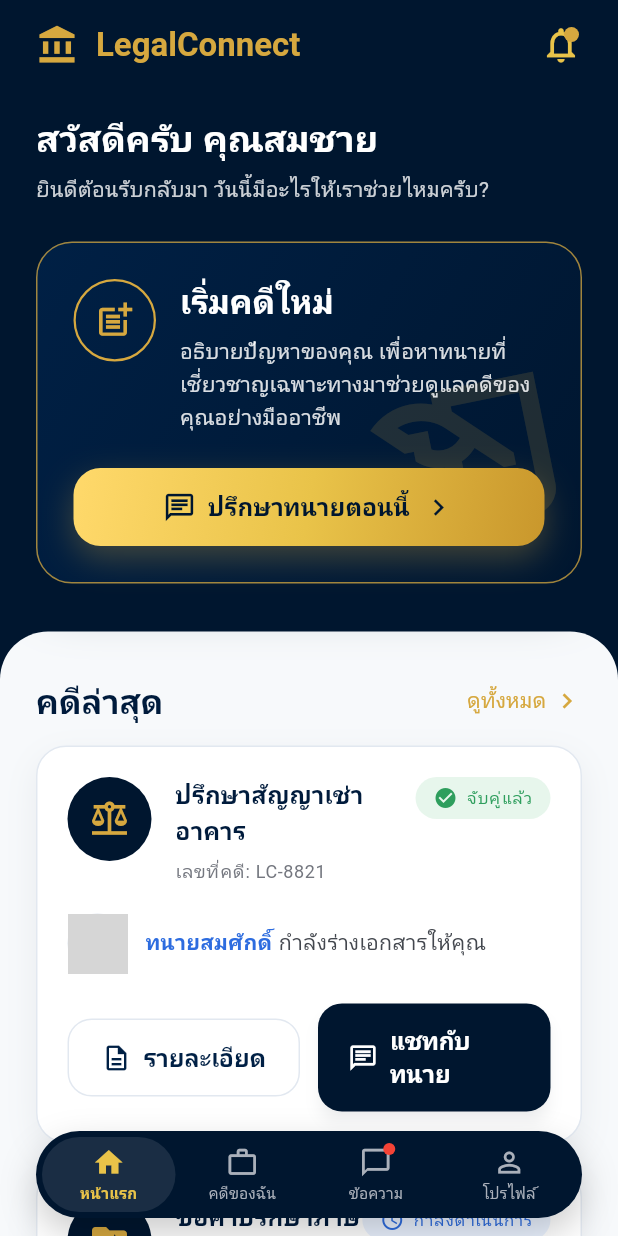
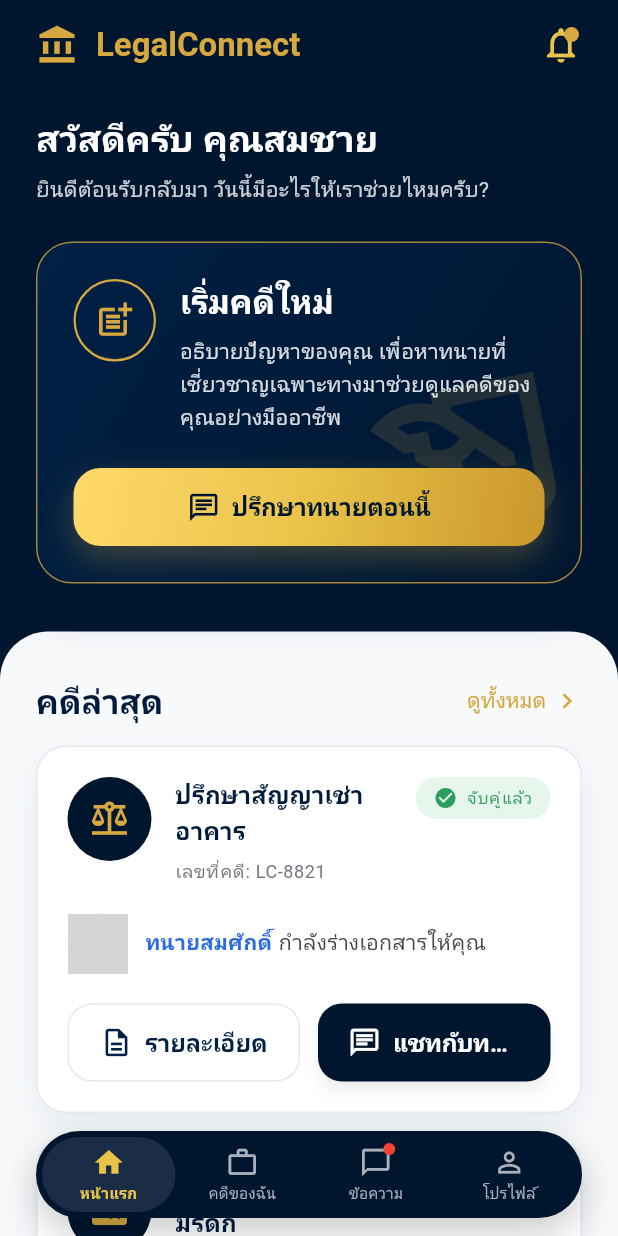
Before and after one commit to far555na/Attornium, a Flutter app: the screen it shows after launch, on a phone screen of 412 x 824 dp. Run offline on Flutter 3.47's test engine with Material 3 defaults, Android fonts, the phone set to English and light mode, and no system bars; our stand-ins replace flutter_riverpod, freezed_annotation, go_router, google_fonts, riverpod_annotation; generated files the repository leaves out were written again; network calls fail; grey boxes are pictures that could not be loaded.

Commit message:
feat: define shared widgets and use it

```diff
--- /dev/null
+++ b/lib/core/widgets/app_button.dart
@@ -0,0 +1,136 @@
+import 'package:flutter/material.dart';
+import '../theme/app_colors.dart';
+import '../theme/app_spacing.dart';
+import '../theme/app_theme.dart';
+
+enum AppButtonVariant { primary, secondary, outlined, text }
+
+class AppButton extends StatelessWidget {
+  final String text;
+  final VoidCallback? onPressed;
+  final AppButtonVariant variant;
+  final bool isLoading;
+  final IconData? icon;
+  final bool isFullWidth;
+
+  const AppButton({
+    super.key,
+    required this.text,
+    required this.onPressed,
+    this.variant = AppButtonVariant.primary,
+    this.isLoading = false,
+    this.icon,
+    this.isFullWidth = true,
+  });
+
+  const AppButton.primary({
+    super.key,
+    required this.text,
+    required this.onPressed,
+    this.isLoading = false,
+    this.icon,
+    this.isFullWidth = true,
+  }) : variant = AppButtonVariant.primary;
+
+  const AppButton.secondary({
+    super.key,
+    required this.text,
+    required this.onPressed,
+    this.isLoading = false,
+    this.icon,
+    this.isFullWidth = true,
+  }) : variant = AppButtonVariant.secondary;
+
+  const AppButton.outlined({
+    super.key,
+    required this.text,
+    required this.onPressed,
+    this.isLoading = false,
+    this.icon,
+    this.isFullWidth = true,
+  }) : variant = AppButtonVariant.outlined;
+
+  const AppButton.text({
+    super.key,
+    required this.text,
+    required this.onPressed,
+    this.isLoading = false,
+    this.icon,
+    this.isFullWidth = true,
+  }) : variant = AppButtonVariant.text;
+
+  @override
+  Widget build(BuildContext context) {
+    Widget buttonChild = Row(
+      mainAxisSize: isFullWidth ? MainAxisSize.max : MainAxisSize.min,
+      mainAxisAlignment: MainAxisAlignment.center,
+      children: [
+        if (isLoading) ...[
+          SizedBox(
+            width: 20,
+            height: 20,
+            child: CircularProgressIndicator(
+              strokeWidth: 2.5,
+              color: _getLoadingColor(),
+            ),
+          ),
+          const SizedBox(width: AppSpacing.sm),
+        ] else if (icon != null) ...[
+          Icon(icon, size: 22),
+          const SizedBox(width: AppSpacing.sm),
+        ],
+        Flexible(child: Text(text, overflow: TextOverflow.ellipsis)),
+      ],
+    );
+
+    switch (variant) {
+      case AppButtonVariant.primary:
+        return ElevatedButton(
+          onPressed: isLoading ? null : onPressed,
+          child: buttonChild,
+        );
+      case AppButtonVariant.secondary:
+        return Container(
+          decoration: AttorniumTheme.goldButton,
+          child: ElevatedButton(
+            onPressed: isLoading ? null : onPressed,
+            style: ElevatedButton.styleFrom(
+              backgroundColor: Colors.transparent,
+              shadowColor: Colors.transparent,
+              foregroundColor: AppColors.navy900,
+            ),
+            child: buttonChild,
+          ),
+        );
+      case AppButtonVariant.outlined:
+        return OutlinedButton(
+          onPressed: isLoading ? null : onPressed,
+          child: buttonChild,
+        );
+      case AppButtonVariant.text:
+        return TextButton(
+          onPressed: isLoading ? null : onPressed,
+          style: TextButton.styleFrom(
+            padding: const EdgeInsets.symmetric(
+              horizontal: AppSpacing.lg,
+              vertical: 14,
+            ),
+            textStyle: Theme.of(context).textTheme.labelLarge,
+          ),
+          child: buttonChild,
+        );
+    }
+  }
+
+  Color _getLoadingColor() {
+    switch (variant) {
+      case AppButtonVariant.primary:
+        return Colors.white;
+      case AppButtonVariant.secondary:
+        return AppColors.navy900;
+      case AppButtonVariant.outlined:
+      case AppButtonVariant.text:
+        return AppColors.navy800;
+    }
+  }
+}
--- /dev/null
+++ b/lib/core/widgets/app_card.dart
@@ -0,0 +1,52 @@
+import 'package:flutter/material.dart';
+import '../theme/app_theme.dart';
+import '../theme/app_spacing.dart';
+
+enum AppCardVariant { white, navy }
+
+class AppCard extends StatelessWidget {
+  final Widget child;
+  final AppCardVariant variant;
+  final EdgeInsetsGeometry padding;
+  final VoidCallback? onTap;
+
+  const AppCard({
+    super.key,
+    required this.child,
+    this.variant = AppCardVariant.white,
+    this.padding = const EdgeInsets.all(AppSpacing.xl),
+    this.onTap,
+  });
+
+  const AppCard.white({
+    super.key,
+    required this.child,
+    this.padding = const EdgeInsets.all(AppSpacing.xl),
+    this.onTap,
+  }) : variant = AppCardVariant.white;
+
+  const AppCard.navy({
+    super.key,
+    required this.child,
+    this.padding = const EdgeInsets.all(AppSpacing.xl),
+    this.onTap,
+  }) : variant = AppCardVariant.navy;
+
+  @override
+  Widget build(BuildContext context) {
+    final decoration = variant == AppCardVariant.white
+        ? AttorniumTheme.whiteCard
+        : AttorniumTheme.navyCard;
+
+    Widget cardContent = Container(
+      decoration: decoration,
+      child: Padding(padding: padding, child: child),
+    );
+
+    if (onTap != null) {
+      return GestureDetector(onTap: onTap, child: cardContent);
+    }
+
+    return cardContent;
+  }
+}
--- /dev/null
+++ b/lib/core/widgets/app_scaffold.dart
@@ -0,0 +1,47 @@
+import 'package:flutter/material.dart';
+import '../theme/app_colors.dart';
+import '../theme/app_theme.dart';
+
+class AppScaffold extends StatelessWidget {
+  final Widget body;
+  final PreferredSizeWidget? appBar;
+  final Widget? bottomNavigationBar;
+  final bool useNavyBackground;
+  final Widget? floatingActionButton;
+  final Color? backgroundColor;
+  final bool extendBody;
+
+  const AppScaffold({
+    super.key,
+    required this.body,
+    this.appBar,
+    this.bottomNavigationBar,
+    this.useNavyBackground = false,
+    this.floatingActionButton,
+    this.backgroundColor,
+    this.extendBody = false,
+  });
+
+  @override
+  Widget build(BuildContext context) {
+    Widget content = Scaffold(
+      backgroundColor:
+          backgroundColor ??
+          (useNavyBackground ? Colors.transparent : AppColors.surface),
+      extendBody: extendBody,
+      appBar: appBar,
+      body: body,
+      bottomNavigationBar: bottomNavigationBar,
+      floatingActionButton: floatingActionButton,
+    );
+
+    if (useNavyBackground) {
+      return Container(
+        decoration: AttorniumTheme.darkNavyBackground,
+        child: content,
+      );
+    }
+
+    return content;
+  }
+}
--- a/lib/features/home/presentation/pages/home_page.dart
+++ b/lib/features/home/presentation/pages/home_page.dart
@@ -6,6 +6,8 @@
 import '../view_models/home_view_model.dart';
 import '../widgets/new_case_card.dart';
 import '../widgets/recent_case_card.dart';
+import '../../../../core/widgets/app_scaffold.dart';
+import '../../../../core/widgets/app_loading.dart';
 
 class HomePage extends ConsumerWidget {
   const HomePage({super.key});
@@ -14,7 +16,7 @@
   Widget build(BuildContext context, WidgetRef ref) {
     final homeState = ref.watch(homeViewModelProvider);
 
-    return Scaffold(
+    return AppScaffold(
       backgroundColor: AppColors.navy900,
       body: CustomScrollView(
         slivers: [
@@ -165,11 +167,7 @@
                     ),
                     const SizedBox(height: AppSpacing.lg),
                     if (homeState.isLoading)
-                      const Center(
-                        child: CircularProgressIndicator(
-                          color: AppColors.gold500,
-                        ),
-                      )
+                      const AppLoading()
                     else
                       ...homeState.recentCases.map(
                         (caseEntity) => Padding(
@@ -190,6 +188,7 @@
                           ),
                         ),
                       ),
+                    const SizedBox(height: 60),
                   ],
                 ),
               ),
--- a/lib/features/home/presentation/widgets/new_case_card.dart
+++ b/lib/features/home/presentation/widgets/new_case_card.dart
@@ -1,15 +1,15 @@
 import 'package:attornium/core/theme/app_spacing.dart';
 import 'package:attornium/core/theme/app_colors.dart';
 import 'package:flutter/material.dart';
-import '../../../../core/theme/app_theme.dart';
+import '../../../../core/widgets/app_card.dart';
+import '../../../../core/widgets/app_button.dart';
 
 class NewCaseCard extends StatelessWidget {
   const NewCaseCard({super.key});
 
   @override
   Widget build(BuildContext context) {
-    return Container(
-      decoration: AttorniumTheme.navyCard,
+    return AppCard.navy(
       padding: const EdgeInsets.all(AppSpacing.xxl),
       child: Stack(
         clipBehavior: Clip.none,
@@ -76,33 +76,10 @@
                 ],
               ),
               const SizedBox(height: AppSpacing.xxl),
-              Container(
-                decoration: AttorniumTheme.goldButton,
-                child: ElevatedButton(
-                  onPressed: () {},
-                  style: ElevatedButton.styleFrom(
-                    backgroundColor: Colors.transparent,
-                    shadowColor: Colors.transparent,
-                    foregroundColor: AppColors.navy900,
-                  ),
-                  child: Row(
-                    mainAxisAlignment: MainAxisAlignment.center,
-                    children: [
-                      const Icon(Icons.chat_outlined, size: 22),
-                      const SizedBox(width: AppSpacing.sm),
-                      Text(
-                        'ปรึกษาทนายตอนนี้',
-                        style: Theme.of(context).textTheme.titleMedium
-                            ?.copyWith(
-                              color: AppColors.navy900,
-                              fontWeight: FontWeight.bold,
-                            ),
-                      ),
-                      const SizedBox(width: AppSpacing.sm),
-                      const Icon(Icons.chevron_right, size: 22),
-                    ],
-                  ),
-                ),
+              AppButton.secondary(
+                text: 'ปรึกษาทนายตอนนี้',
+                icon: Icons.chat_outlined,
+                onPressed: () {},
               ),
             ],
           ),
--- a/lib/features/home/presentation/widgets/recent_case_card.dart
+++ b/lib/features/home/presentation/widgets/recent_case_card.dart
@@ -2,7 +2,8 @@
 import 'package:attornium/core/theme/app_radius.dart';
 import 'package:attornium/core/theme/app_colors.dart';
 import 'package:flutter/material.dart';
-import '../../../../core/theme/app_theme.dart';
+import '../../../../core/widgets/app_card.dart';
+import '../../../../core/widgets/app_button.dart';
 
 class RecentCaseCard extends StatelessWidget {
   final String title;
@@ -36,9 +37,7 @@
 
   @override
   Widget build(BuildContext context) {
-    return Container(
-      decoration: AttorniumTheme.whiteCard,
-      padding: const EdgeInsets.all(AppSpacing.xl),
+    return AppCard.white(
       child: Column(
         crossAxisAlignment: CrossAxisAlignment.start,
         children: [
@@ -142,18 +141,18 @@
             Row(
               children: [
                 Expanded(
-                  child: OutlinedButton.icon(
+                  child: AppButton.outlined(
+                    text: 'รายละเอียด',
+                    icon: Icons.description_outlined,
                     onPressed: () {},
-                    icon: const Icon(Icons.description_outlined, size: 20),
-                    label: const Text('รายละเอียด'),
                   ),
                 ),
                 const SizedBox(width: AppSpacing.md),
                 Expanded(
-                  child: ElevatedButton.icon(
+                  child: AppButton.primary(
+                    text: 'แชทกับทนาย',
+                    icon: Icons.chat_outlined,
                     onPressed: () {},
-                    icon: const Icon(Icons.chat_outlined, size: 20),
-                    label: const Text('แชทกับทนาย'),
                   ),
                 ),
               ],
--- a/lib/features/main/presentation/pages/main_page.dart
+++ b/lib/features/main/presentation/pages/main_page.dart
@@ -1,5 +1,6 @@
 import 'package:attornium/core/theme/app_colors.dart';
 import 'package:flutter/material.dart';
+import '../../../../core/widgets/app_scaffold.dart';
 import 'package:go_router/go_router.dart';
 import '../widgets/custom_bottom_nav_bar.dart';
 
@@ -10,7 +11,7 @@
 
   @override
   Widget build(BuildContext context) {
-    return Scaffold(
+    return AppScaffold(
       extendBody: true,
       backgroundColor: AppColors.navy900,
       body: navigationShell,
--- a/lib/features/messages/presentation/pages/messages_page.dart
+++ b/lib/features/messages/presentation/pages/messages_page.dart
@@ -1,12 +1,13 @@
 import 'package:attornium/core/theme/app_colors.dart';
 import 'package:flutter/material.dart';
+import '../../../../core/widgets/app_scaffold.dart';
 
 class MessagesPage extends StatelessWidget {
   const MessagesPage({super.key});
 
   @override
   Widget build(BuildContext context) {
-    return Scaffold(
+    return AppScaffold(
       backgroundColor: AppColors.navy900,
       body: Center(
         child: Text(
--- a/lib/features/my_cases/presentation/pages/my_cases_page.dart
+++ b/lib/features/my_cases/presentation/pages/my_cases_page.dart
@@ -1,12 +1,13 @@
 import 'package:attornium/core/theme/app_colors.dart';
 import 'package:flutter/material.dart';
+import '../../../../core/widgets/app_scaffold.dart';
 
 class MyCasesPage extends StatelessWidget {
   const MyCasesPage({super.key});
 
   @override
   Widget build(BuildContext context) {
-    return Scaffold(
+    return AppScaffold(
       backgroundColor: AppColors.navy900,
       body: Center(
         child: Text(
--- a/lib/features/profile/presentation/pages/profile_page.dart
+++ b/lib/features/profile/presentation/pages/profile_page.dart
@@ -1,12 +1,13 @@
 import 'package:attornium/core/theme/app_colors.dart';
 import 'package:flutter/material.dart';
+import '../../../../core/widgets/app_scaffold.dart';
 
 class ProfilePage extends StatelessWidget {
   const ProfilePage({super.key});
 
   @override
   Widget build(BuildContext context) {
-    return Scaffold(
+    return AppScaffold(
       backgroundColor: AppColors.navy900,
       body: Center(
         child: Text(
```
Also changed, not shown: lib/core/widgets/app_empty_state.dart (added, +49 -0 lines), lib/core/widgets/app_error_view.dart (added, +51 -0 lines), lib/core/widgets/app_loading.dart (added, +24 -0 lines), lib/core/widgets/app_text_field.dart (added, +52 -0 lines).
